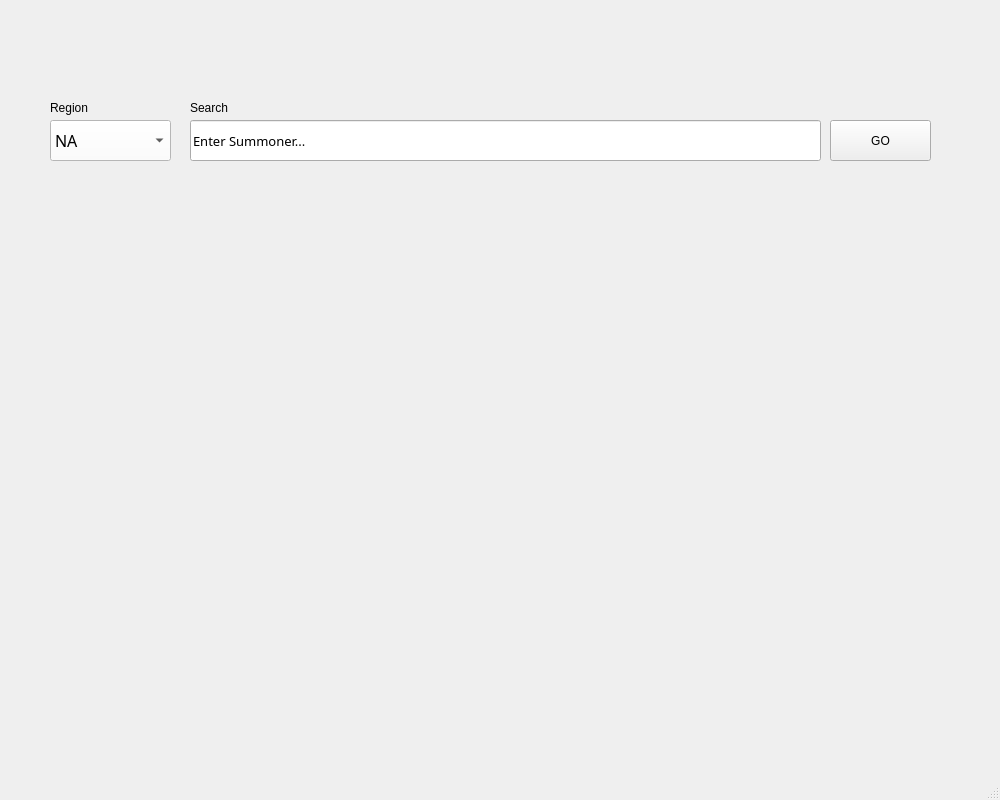
First picture: the form in adcdiffgg.ui, repository Sheng-777/HackTheSixProject, before the edit.
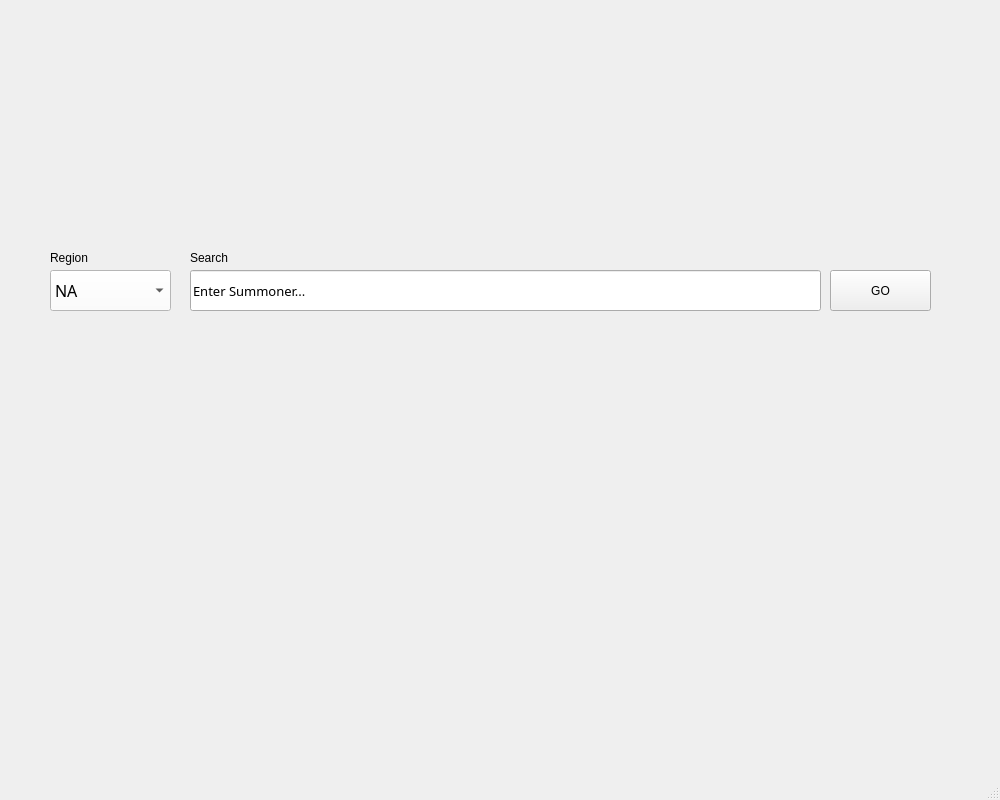
Second picture: the form after the edit. Icons and pictures are not drawn.

Commit message: add logo image

Diff of the .ui file:
```diff
--- a/adcdiffgg.ui
+++ b/adcdiffgg.ui
@@ -16,12 +16,15 @@
   <property name="windowTitle">
    <string>MainWindow</string>
   </property>
+  <property name="styleSheet">
+   <string notr="true"/>
+  </property>
   <widget class="QWidget" name="centralwidget">
    <widget class="QComboBox" name="enterReg">
     <property name="geometry">
      <rect>
       <x>50</x>
-      <y>120</y>
+      <y>270</y>
       <width>121</width>
       <height>41</height>
      </rect>
@@ -196,7 +199,7 @@
     <property name="geometry">
      <rect>
       <x>190</x>
-      <y>120</y>
+      <y>270</y>
       <width>631</width>
       <height>41</height>
      </rect>
@@ -215,7 +218,7 @@
     <property name="geometry">
      <rect>
       <x>190</x>
-      <y>100</y>
+      <y>250</y>
       <width>55</width>
       <height>16</height>
      </rect>
@@ -231,7 +234,7 @@
     <property name="geometry">
      <rect>
       <x>50</x>
-      <y>100</y>
+      <y>250</y>
       <width>55</width>
       <height>16</height>
      </rect>
@@ -247,7 +250,7 @@
     <property name="geometry">
      <rect>
       <x>830</x>
-      <y>120</y>
+      <y>270</y>
       <width>101</width>
       <height>41</height>
      </rect>
@@ -259,6 +262,25 @@
      <string>GO</string>
     </property>
    </widget>
+   <widget class="QLabel" name="label">
+    <property name="geometry">
+     <rect>
+      <x>300</x>
+      <y>0</y>
+      <width>391</width>
+      <height>241</height>
+     </rect>
+    </property>
+    <property name="text">
+     <string/>
+    </property>
+    <property name="pixmap">
+     <pixmap>../../Users/alexj/Downloads/adcdifflogo.png</pixmap>
+    </property>
+    <property name="scaledContents">
+     <bool>true</bool>
+    </property>
+   </widget>
   </widget>
   <widget class="QMenuBar" name="menubar">
    <property name="geometry">
```
The commit also changes 2 other files.
